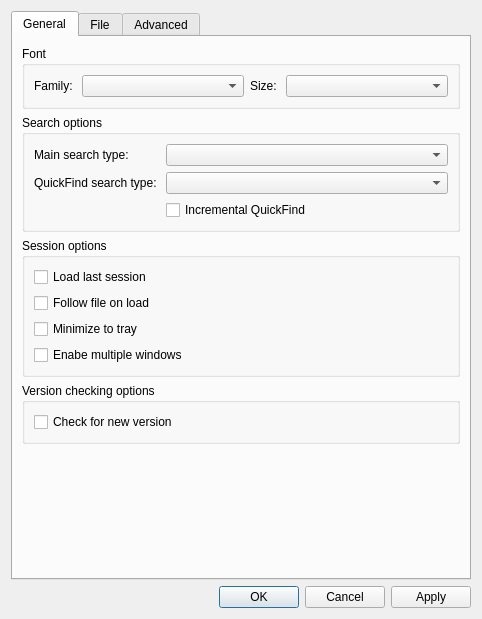
Above: src/ui/include/optionsdialog.ui from nickbnf/glogg before the change. Below: the same form after it.
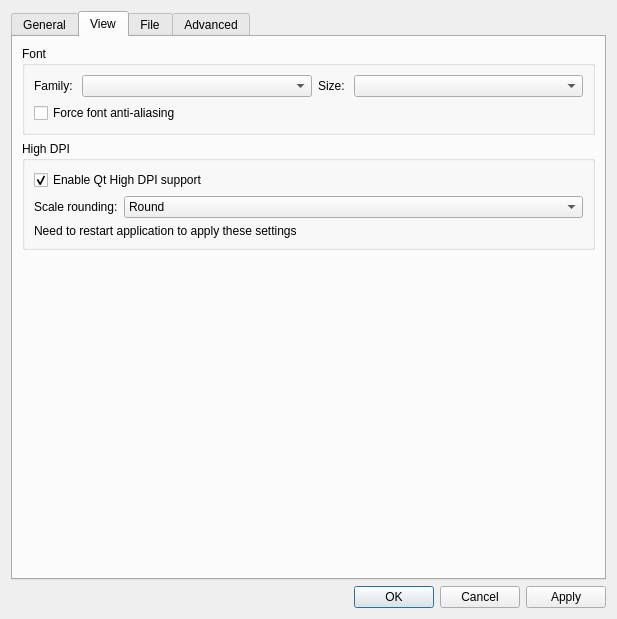
That is the form after the change. The open tabs and pages were chosen to show the change.

Commit message: Add hidpi settings (#186)

Diff of the .ui file:
```diff
--- a/src/ui/include/optionsdialog.ui
+++ b/src/ui/include/optionsdialog.ui
@@ -6,7 +6,7 @@
    <rect>
     <x>0</x>
     <y>0</y>
-    <width>482</width>
+    <width>617</width>
     <height>619</height>
    </rect>
   </property>
@@ -33,62 +33,6 @@
        <string>General</string>
       </attribute>
       <layout class="QVBoxLayout" name="verticalLayout_3">
-       <item>
-        <widget class="QGroupBox" name="fontBox">
-         <property name="sizePolicy">
-          <sizepolicy hsizetype="Expanding" vsizetype="Fixed">
-           <horstretch>0</horstretch>
-           <verstretch>0</verstretch>
-          </sizepolicy>
-         </property>
-         <property name="title">
-          <string>Font</string>
-         </property>
-         <layout class="QHBoxLayout" name="horizontalLayout_3">
-          <item>
-           <layout class="QHBoxLayout" name="horizontalLayout">
-            <property name="sizeConstraint">
-             <enum>QLayout::SetDefaultConstraint</enum>
-            </property>
-            <item>
-             <widget class="QLabel" name="label">
-              <property name="text">
-               <string>Family: </string>
-              </property>
-             </widget>
-            </item>
-            <item>
-             <widget class="QComboBox" name="fontFamilyBox">
-              <property name="sizePolicy">
-               <sizepolicy hsizetype="Expanding" vsizetype="Fixed">
-                <horstretch>0</horstretch>
-                <verstretch>0</verstretch>
-               </sizepolicy>
-              </property>
-             </widget>
-            </item>
-            <item>
-             <widget class="QLabel" name="label_2">
-              <property name="text">
-               <string>Size: </string>
-              </property>
-             </widget>
-            </item>
-            <item>
-             <widget class="QComboBox" name="fontSizeBox">
-              <property name="sizePolicy">
-               <sizepolicy hsizetype="Expanding" vsizetype="Fixed">
-                <horstretch>0</horstretch>
-                <verstretch>0</verstretch>
-               </sizepolicy>
-              </property>
-             </widget>
-            </item>
-           </layout>
-          </item>
-         </layout>
-        </widget>
-       </item>
        <item>
         <widget class="QGroupBox" name="searchBox">
          <property name="sizePolicy">
@@ -220,6 +164,161 @@
        </item>
       </layout>
      </widget>
+     <widget class="QWidget" name="viewTab">
+      <attribute name="title">
+       <string>View</string>
+      </attribute>
+      <layout class="QVBoxLayout" name="verticalLayout_12">
+       <item>
+        <widget class="QGroupBox" name="fontBox">
+         <property name="sizePolicy">
+          <sizepolicy hsizetype="Expanding" vsizetype="Fixed">
+           <horstretch>0</horstretch>
+           <verstretch>0</verstretch>
+          </sizepolicy>
+         </property>
+         <property name="title">
+          <string>Font</string>
+         </property>
+         <layout class="QVBoxLayout" name="verticalLayout_13">
+          <item>
+           <layout class="QHBoxLayout" name="horizontalLayout">
+            <property name="sizeConstraint">
+             <enum>QLayout::SetDefaultConstraint</enum>
+            </property>
+            <item>
+             <widget class="QLabel" name="label">
+              <property name="text">
+               <string>Family: </string>
+              </property>
+             </widget>
+            </item>
+            <item>
+             <widget class="QComboBox" name="fontFamilyBox">
+              <property name="sizePolicy">
+               <sizepolicy hsizetype="Expanding" vsizetype="Fixed">
+                <horstretch>0</horstretch>
+                <verstretch>0</verstretch>
+               </sizepolicy>
+              </property>
+             </widget>
+            </item>
+            <item>
+             <widget class="QLabel" name="label_2">
+              <property name="text">
+               <string>Size: </string>
+              </property>
+             </widget>
+            </item>
+            <item>
+             <widget class="QComboBox" name="fontSizeBox">
+              <property name="sizePolicy">
+               <sizepolicy hsizetype="Expanding" vsizetype="Fixed">
+                <horstretch>0</horstretch>
+                <verstretch>0</verstretch>
+               </sizepolicy>
+              </property>
+             </widget>
+            </item>
+           </layout>
+          </item>
+          <item>
+           <widget class="QCheckBox" name="fontSmoothCheckBox">
+            <property name="text">
+             <string>Force font anti-aliasing</string>
+            </property>
+           </widget>
+          </item>
+         </layout>
+        </widget>
+       </item>
+       <item>
+        <widget class="QGroupBox" name="hidpiGroupBox">
+         <property name="title">
+          <string>High DPI</string>
+         </property>
+         <layout class="QVBoxLayout" name="verticalLayout_14">
+          <item>
+           <widget class="QCheckBox" name="enableQtHiDpiCheckBox">
+            <property name="text">
+             <string>Enable Qt High DPI support</string>
+            </property>
+            <property name="checked">
+             <bool>true</bool>
+            </property>
+           </widget>
+          </item>
+          <item>
+           <layout class="QHBoxLayout" name="horizontalLayout_2">
+            <item>
+             <widget class="QLabel" name="label_7">
+              <property name="text">
+               <string>Scale rounding:</string>
+              </property>
+             </widget>
+            </item>
+            <item>
+             <widget class="QComboBox" name="scaleRoundingComboBox">
+              <property name="sizePolicy">
+               <sizepolicy hsizetype="Expanding" vsizetype="Fixed">
+                <horstretch>0</horstretch>
+                <verstretch>0</verstretch>
+               </sizepolicy>
+              </property>
+              <item>
+               <property name="text">
+                <string>Round</string>
+               </property>
+              </item>
+              <item>
+               <property name="text">
+                <string>Ceil</string>
+               </property>
+              </item>
+              <item>
+               <property name="text">
+                <string>Floor</string>
+               </property>
+              </item>
+              <item>
+               <property name="text">
+                <string>RoundPreferFloor</string>
+               </property>
+              </item>
+              <item>
+               <property name="text">
+                <string>PassThrough</string>
+               </property>
+              </item>
+             </widget>
+            </item>
+           </layout>
+          </item>
+          <item>
+           <widget class="QLabel" name="label_10">
+            <property name="text">
+             <string>Need to restart application to apply these settings</string>
+            </property>
+           </widget>
+          </item>
+         </layout>
+        </widget>
+       </item>
+       <item>
+        <spacer name="verticalSpacer_4">
+         <property name="orientation">
+          <enum>Qt::Vertical</enum>
+         </property>
+         <property name="sizeHint" stdset="0">
+          <size>
+           <width>20</width>
+           <height>40</height>
+          </size>
+         </property>
+        </spacer>
+       </item>
+      </layout>
+     </widget>
      <widget class="QWidget" name="file_watch_tab">
       <attribute name="title">
        <string>File</string>
```
Left out of the diff: 3 changed lines with no effect on the pictures. The commit also changes 15 other files.
